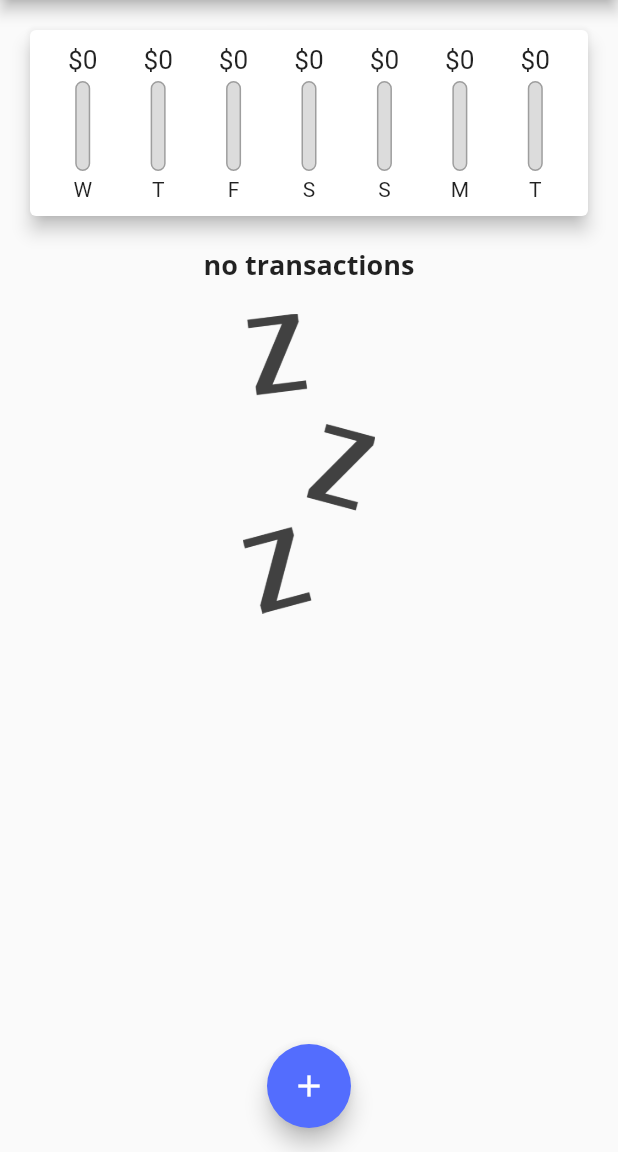
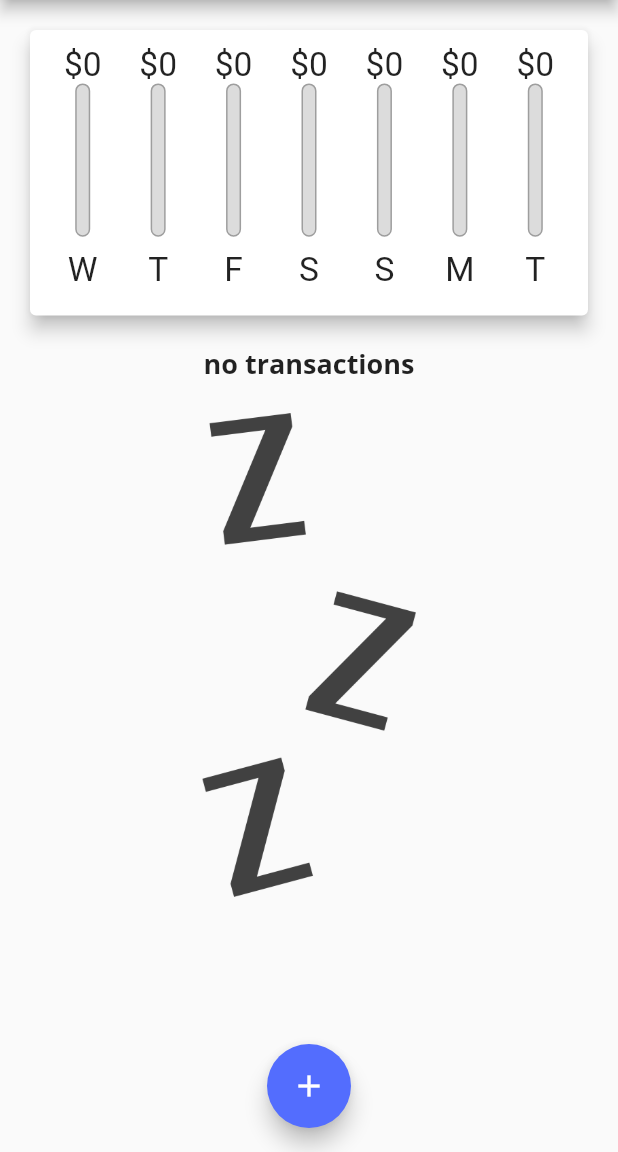
Before and after one commit to dongwandonkim/flutter_basic, a Flutter app: the screen it shows after launch, on a phone screen of 412 x 824 dp, the part 84-1236 px from its top. Run offline on Flutter 3.47's test engine with Material 2 defaults, Android fonts, the phone set to English and light mode, and no system bars.

```diff
--- a/expense_app/lib/main.dart
+++ b/expense_app/lib/main.dart
@@ -3,8 +3,12 @@ import 'package:expense_app/widgets/chart.dart';
 import 'package:expense_app/widgets/new_transaction.dart';
 import 'package:expense_app/widgets/transaction_list.dart';
 import 'package:flutter/material.dart';
+import 'package:flutter/services.dart';
 
 void main() {
+  // WidgetsFlutterBinding.ensureInitialized();
+  // SystemChrome.setPreferredOrientations(
+  //     [DeviceOrientation.portraitUp, DeviceOrientation.portraitDown]);
   runApp(const MyApp());
 }
 
@@ -49,20 +53,9 @@ class MyHomePage extends StatefulWidget {
 }
 
 class _MyHomePageState extends State<MyHomePage> {
-  final List<Transaction> _userTransactions = [
-    // Transaction(
-    //   id: 't1',
-    //   title: 'New shoes',
-    //   amount: 49.99,
-    //   date: DateTime.now(),
-    // ),
-    // Transaction(
-    //   id: 't2',
-    //   title: 'New laptop',
-    //   amount: 1249.99,
-    //   date: DateTime.now(),
-    // )
-  ];
+  final List<Transaction> _userTransactions = [];
+
+  bool _showChart = false;
 
   List<Transaction> get _recentTransactions {
     return _userTransactions
@@ -111,8 +104,9 @@ class _MyHomePageState extends State<MyHomePage> {
 
   @override
   Widget build(BuildContext context) {
-    return Scaffold(
-      appBar: AppBar(
+    final isLandscape =
+        MediaQuery.of(context).orientation == Orientation.landscape;
+    final _appBar = AppBar(
       title: const Text(
         'Expense App',
       ),
@@ -122,14 +116,55 @@ class _MyHomePageState extends State<MyHomePage> {
           onPressed: () => _startAddNewTransaction(context),
         )
       ],
-      ),
+    );
+    final _transaction_list = SizedBox(
+      height: (MediaQuery.of(context).size.height -
+              _appBar.preferredSize.height -
+              MediaQuery.of(context).padding.top) *
+          0.7,
+      child: TransactionList(_userTransactions, _deleteTransaction),
+    );
+
+    return Scaffold(
+      appBar: _appBar,
       body: SingleChildScrollView(
         child: Column(
           // mainAxisAlignment: MainAxisAlignment.start,
           crossAxisAlignment: CrossAxisAlignment.stretch,
           children: [
-            Chart(_recentTransactions),
-            TransactionList(_userTransactions, _deleteTransaction),
+            if (isLandscape)
+              Row(
+                mainAxisAlignment: MainAxisAlignment.center,
+                children: [
+                  const Text('Show Chart'),
+                  Switch(
+                      value: _showChart,
+                      onChanged: (val) {
+                        setState(() {
+                          _showChart = val;
+                        });
+                      })
+                ],
+              ),
+            if (!isLandscape)
+              SizedBox(
+                height: (MediaQuery.of(context).size.height -
+                        _appBar.preferredSize.height -
+                        MediaQuery.of(context).padding.top) *
+                    0.3,
+                child: Chart(_recentTransactions),
+              ),
+            if (!isLandscape) _transaction_list,
+            if (isLandscape)
+              _showChart
+                  ? SizedBox(
+                      height: (MediaQuery.of(context).size.height -
+                              _appBar.preferredSize.height -
+                              MediaQuery.of(context).padding.top) *
+                          0.7,
+                      child: Chart(_recentTransactions),
+                    )
+                  : _transaction_list,
           ],
         ),
       ),
--- a/expense_app/lib/widgets/chart.dart
+++ b/expense_app/lib/widgets/chart.dart
@@ -38,7 +38,8 @@ class Chart extends StatelessWidget {
 
   @override
   Widget build(BuildContext context) {
-    return Card(
+    return SizedBox(
+      child: Card(
         elevation: 5,
         margin: const EdgeInsets.all(20),
         child: Padding(
@@ -57,6 +58,7 @@ class Chart extends StatelessWidget {
                 );
               }).toList()),
         ),
+      ),
     );
   }
 }
--- a/expense_app/lib/widgets/chart_bar.dart
+++ b/expense_app/lib/widgets/chart_bar.dart
@@ -14,17 +14,19 @@ class ChartBar extends StatelessWidget {
 
   @override
   Widget build(BuildContext context) {
+    return LayoutBuilder(
+      builder: ((context, constraints) {
         return Column(
           children: [
             SizedBox(
-            height: 20,
+                height: constraints.maxHeight * 0.15,
                 child: FittedBox(
                     child: Text('\$${spendingAmount.toStringAsFixed(0)}'))),
             const SizedBox(
-          height: 4,
+              height: 0.05,
             ),
             SizedBox(
-          height: 60,
+              height: constraints.maxHeight * 0.6,
               width: 10,
               child: Stack(alignment: Alignment.bottomCenter, children: [
                 Container(
@@ -45,11 +47,18 @@ class ChartBar extends StatelessWidget {
                 )
               ]),
             ),
-        const SizedBox(
-          height: 4,
+            SizedBox(
+              height: constraints.maxHeight * 0.05,
             ),
-        Text(label)
+            SizedBox(
+              height: constraints.maxHeight * 0.15,
+              child: FittedBox(
+                child: Text(label),
+              ),
+            )
           ],
+        );
+      }),
     );
   }
 }
--- a/expense_app/lib/widgets/transaction_list.dart
+++ b/expense_app/lib/widgets/transaction_list.dart
@@ -10,10 +10,10 @@ class TransactionList extends StatelessWidget {
 
   @override
   Widget build(BuildContext context) {
-    return SizedBox(
-      height: 300,
-      child: userTransactions.isEmpty
-          ? Column(
+    return userTransactions.isEmpty
+        ? LayoutBuilder(
+            builder: (context, constraints) {
+              return Column(
                 children: [
                   Text(
                     'no transactions',
@@ -23,17 +23,18 @@ class TransactionList extends StatelessWidget {
                     height: 20,
                   ),
                   SizedBox(
-                    height: 200,
+                      height: constraints.maxHeight * 0.6,
                       child: Image.asset('assets/images/waiting.png',
                           fit: BoxFit.cover))
                 ],
+              );
+            },
           )
         : ListView.builder(
             itemBuilder: (ctx, idx) {
               return Card(
                 elevation: 5,
-                  margin:
-                      const EdgeInsets.symmetric(vertical: 8, horizontal: 5),
+                margin: const EdgeInsets.symmetric(vertical: 8, horizontal: 5),
                 child: ListTile(
                   leading: CircleAvatar(
                     radius: 30,
@@ -61,7 +62,6 @@ class TransactionList extends StatelessWidget {
               );
             },
             itemCount: userTransactions.length,
-            ),
           );
   }
 }
```
Lines whose indentation alone changed are shown as unchanged.
